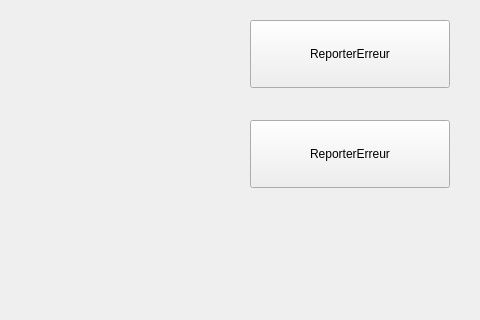
Before: the Qt Designer form IG/GestionnaireIG/Gestionnaire/gestionnaireig.ui in 4mbroise/goodBasket, drawn with Qt 5; both pictures show x 670 to 1150 and y 0 to 320 of the 1150 by 670 pixel window.
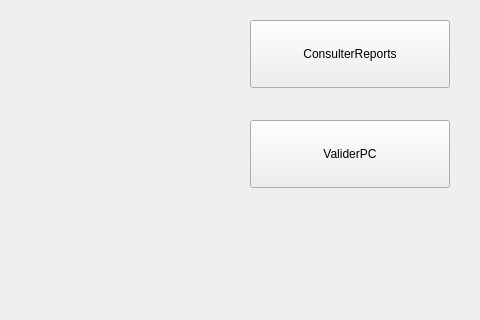
After: the same form once the commit is applied.

The edit to the form file:
```diff
--- a/IG/GestionnaireIG/Gestionnaire/gestionnaireig.ui
+++ b/IG/GestionnaireIG/Gestionnaire/gestionnaireig.ui
@@ -23,7 +23,7 @@
     </rect>
    </property>
    <property name="text">
-    <string>ReporterErreur</string>
+    <string>ConsulterReports</string>
    </property>
    <property name="autoDefault">
     <bool>false</bool>
@@ -55,7 +55,7 @@
     </rect>
    </property>
    <property name="text">
-    <string>ReporterErreur</string>
+    <string>ValiderPC</string>
    </property>
    <property name="autoDefault">
     <bool>false</bool>
```
